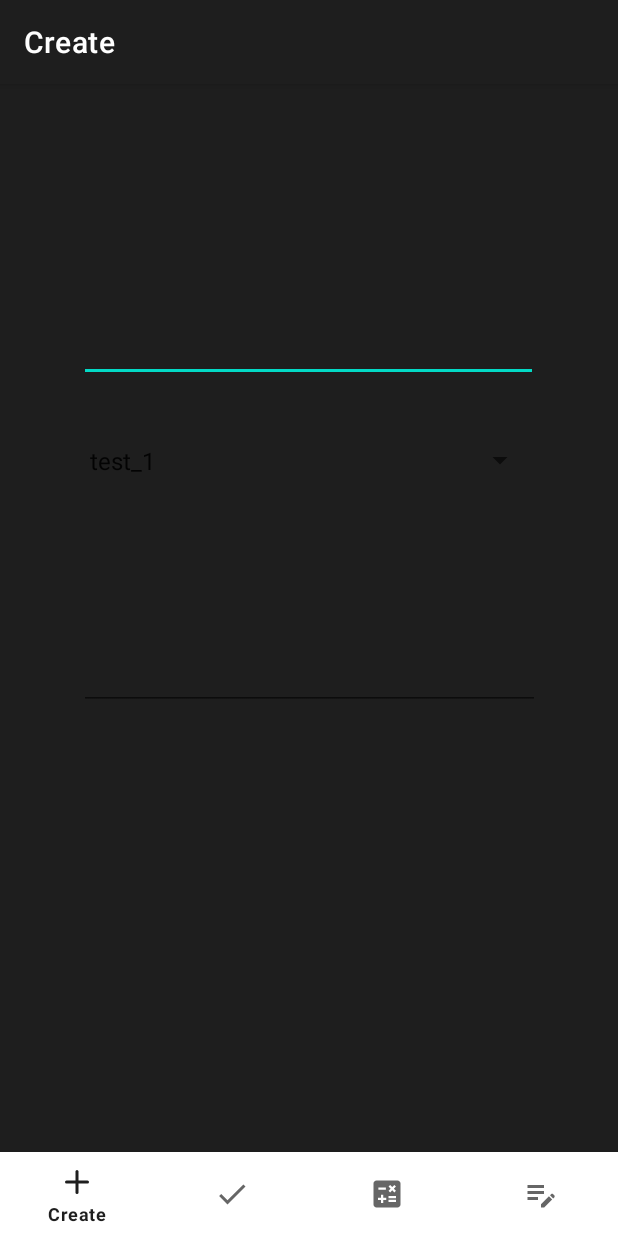
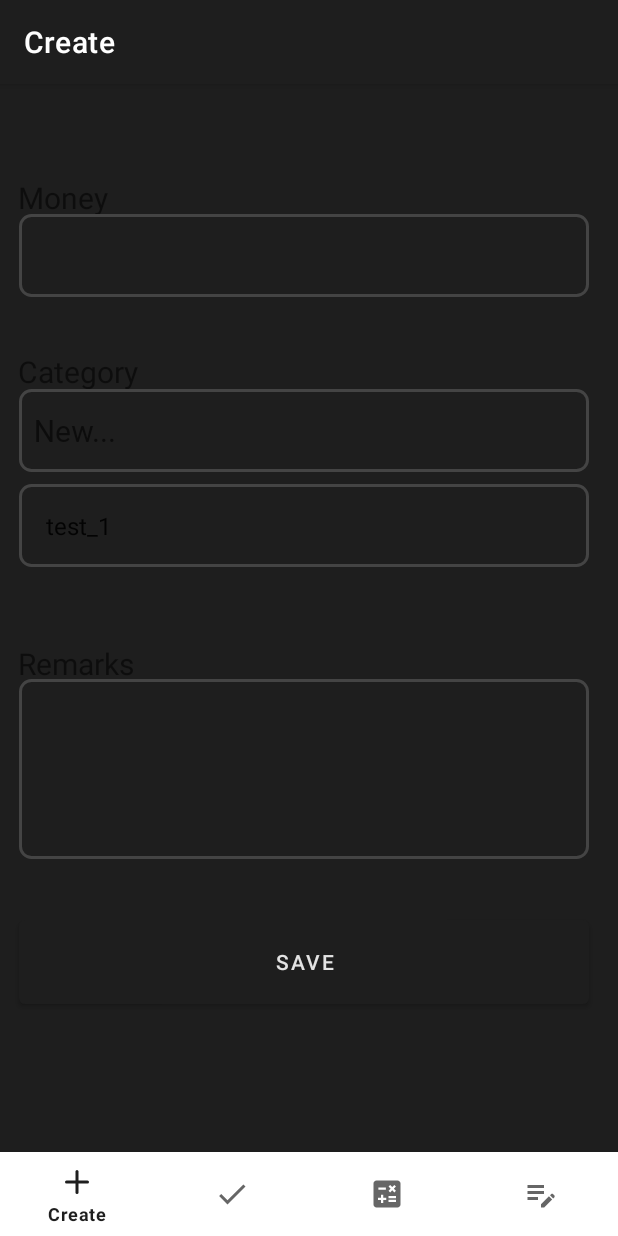
Before and after one commit to tokio-mori/keeBudget, an Android app: the screen it shows after launch (MainActivity), on a phone screen of 412 x 824 dp. Run offline under Robolectric (Android 15) with nearby library versions, the phone set to English and light mode, and no system bars; our stand-ins replace navigation-ui.

Commit message:
create mock-up create

```diff
--- a/app/src/main/java/com/example/householdbudgetapp/ui/create/CreateFragment.java
+++ b/app/src/main/java/com/example/householdbudgetapp/ui/create/CreateFragment.java
@@ -5,6 +5,7 @@ import android.view.LayoutInflater;
 import android.view.View;
 import android.view.ViewGroup;
 import android.widget.ArrayAdapter;
+import android.widget.Button;
 import android.widget.EditText;
 import android.widget.Spinner;
 import android.widget.TextView;
@@ -18,8 +19,10 @@ import com.example.householdbudgetapp.databinding.FragmentCreateBinding;
 
 public class CreateFragment extends Fragment {
 
+    private EditText moeny;
+    private EditText newCategory;
     private Spinner spinner;
-    private EditText editText;
+    private Button button;
 
     @Override
     public View onCreateView(@NonNull LayoutInflater inflater,
@@ -27,8 +30,11 @@ public class CreateFragment extends Fragment {
 
         View view = inflater.inflate(R.layout.fragment_create, container, false);
 
-        editText = view.findViewById(R.id.create_money);
+        moeny = view.findViewById(R.id.create_money);
+        newCategory = view.findViewById(R.id.create_new_category);
         spinner = view.findViewById(R.id.create_category);
+        button = view.findViewById(R.id.create_button);
+
 
         setupSpinner();
 
@@ -48,6 +54,17 @@ public class CreateFragment extends Fragment {
         spinner.setAdapter(adapter);
     }
 
+    private void submitButton() {
+        button.setOnClickListener(new View.OnClickListener() {
+            @Override
+            public void onClick(View view) {
+                String selectedCategory = spinner.getSelectedItem().toString();
+
+                String amount = moeny.getText().toString();
+            }
+        });
+    }
+
 
 
 }
--- /dev/null
+++ b/app/src/main/res/drawable/edit_text.xml
@@ -0,0 +1,9 @@
+<!-- res/drawable/custom_edittext_border.xml -->
+<shape xmlns:android="http://schemas.android.com/apk/res/android">
+    <solid android:color="@android:color/transparent" />
+    <stroke
+        android:width="2dp"
+        android:color="#444444" /> <!-- ボーダーの色と太さ -->
+    <corners android:radius="7dp" /> <!-- 角を丸めたい場合 -->
+    <padding android:left="10dp" android:right="10dp" />
+</shape>
--- a/app/src/main/res/layout/fragment_create.xml
+++ b/app/src/main/res/layout/fragment_create.xml
@@ -6,41 +6,119 @@
     android:layout_height="match_parent"
     tools:context=".ui.create.CreateFragment">
 
+    <TextView
+        android:id="@+id/create_text_money"
+        android:layout_width="82dp"
+        android:layout_height="26dp"
+        android:text="Money"
+        android:textSize="20sp"
+        app:layout_constraintBottom_toBottomOf="parent"
+        app:layout_constraintEnd_toEndOf="parent"
+        app:layout_constraintHorizontal_bias="0.036"
+        app:layout_constraintStart_toStartOf="parent"
+        app:layout_constraintTop_toTopOf="parent"
+        app:layout_constraintVertical_bias="0.009" />
+
     <EditText
         android:id="@+id/create_money"
-        android:layout_width="306dp"
-        android:layout_height="68dp"
+        android:layout_width="380dp"
+        android:layout_height="55dp"
+        android:background="@drawable/edit_text"
         android:ems="10"
+        android:fontFamily="@font/murechoregular"
         android:gravity="end"
         android:inputType="number"
+        android:textSize="30sp"
         app:layout_constraintBottom_toBottomOf="parent"
         app:layout_constraintEnd_toEndOf="parent"
-        app:layout_constraintHorizontal_bias="0.495"
+        app:layout_constraintHorizontal_bias="0.387"
         app:layout_constraintStart_toStartOf="parent"
         app:layout_constraintTop_toTopOf="parent"
-        app:layout_constraintVertical_bias="0.116" />
+        app:layout_constraintVertical_bias="0.047" />
+
+    <TextView
+        android:id="@+id/create_text_category"
+        android:layout_width="82dp"
+        android:layout_height="26dp"
+        android:text="Category"
+        android:textSize="20sp"
+        app:layout_constraintBottom_toBottomOf="parent"
+        app:layout_constraintEnd_toEndOf="parent"
+        app:layout_constraintHorizontal_bias="0.036"
+        app:layout_constraintStart_toStartOf="parent"
+        app:layout_constraintTop_toTopOf="parent"
+        app:layout_constraintVertical_bias="0.178" />
+
+    <EditText
+        android:id="@+id/create_new_category"
+        android:layout_width="380dp"
+        android:layout_height="55dp"
+        android:background="@drawable/edit_text"
+        android:ems="10"
+        android:fontFamily="@font/mplus1p_regular"
+        android:inputType="textMultiLine"
+        android:textSize="20sp"
+        android:hint="New..."
+        app:layout_constraintBottom_toBottomOf="parent"
+        app:layout_constraintEnd_toEndOf="parent"
+        app:layout_constraintHorizontal_bias="0.387"
+        app:layout_constraintStart_toStartOf="parent"
+        app:layout_constraintTop_toTopOf="parent"
+        app:layout_constraintVertical_bias="0.224" />
 
     <Spinner
         android:id="@+id/create_category"
-        android:layout_width="305dp"
+        android:layout_width="380dp"
         android:layout_height="55dp"
+        android:background="@drawable/edit_text"
+        android:fontFamily="@font/mplus1p_regular"
+        android:textSize="20sp"
         app:layout_constraintBottom_toBottomOf="parent"
         app:layout_constraintEnd_toEndOf="parent"
-        app:layout_constraintHorizontal_bias="0.49"
+        app:layout_constraintHorizontal_bias="0.387"
         app:layout_constraintStart_toStartOf="parent"
         app:layout_constraintTop_toTopOf="parent"
-        app:layout_constraintVertical_bias="0.255" />
+        app:layout_constraintVertical_bias="0.321" />
 
     <EditText
-        android:id="@+id/editTextText"
-        android:layout_width="307dp"
-        android:layout_height="74dp"
+        android:id="@+id/create_note"
+        android:layout_width="380dp"
+        android:layout_height="120dp"
+        android:background="@drawable/edit_text"
         android:ems="10"
+        android:fontFamily="@font/mplus1p_regular"
         android:inputType="textMultiLine"
+        android:textSize="15sp"
         app:layout_constraintBottom_toBottomOf="parent"
         app:layout_constraintEnd_toEndOf="parent"
+        app:layout_constraintHorizontal_bias="0.387"
         app:layout_constraintStart_toStartOf="parent"
         app:layout_constraintTop_toTopOf="parent"
-        app:layout_constraintVertical_bias="0.45" />
+        app:layout_constraintVertical_bias="0.576" />
+
+    <TextView
+        android:id="@+id/create_text_note"
+        android:layout_width="82dp"
+        android:layout_height="26dp"
+        android:text="Remarks"
+        android:textSize="20sp"
+        app:layout_constraintBottom_toBottomOf="parent"
+        app:layout_constraintEnd_toEndOf="parent"
+        app:layout_constraintHorizontal_bias="0.036"
+        app:layout_constraintStart_toStartOf="parent"
+        app:layout_constraintTop_toTopOf="parent"
+        app:layout_constraintVertical_bias="0.462" />
+
+    <Button
+        android:id="@+id/create_button"
+        android:layout_width="380dp"
+        android:layout_height="68dp"
+        android:text="@string/button_save"
+        app:layout_constraintBottom_toBottomOf="parent"
+        app:layout_constraintEnd_toEndOf="parent"
+        app:layout_constraintHorizontal_bias="0.387"
+        app:layout_constraintStart_toStartOf="parent"
+        app:layout_constraintTop_toTopOf="parent"
+        app:layout_constraintVertical_bias="0.769" />
 
 </androidx.constraintlayout.widget.ConstraintLayout>
--- a/app/src/main/res/values/strings.xml
+++ b/app/src/main/res/values/strings.xml
@@ -4,4 +4,5 @@
     <string name="title_dashboard">Confirm</string>
     <string name="title_notifications">Calc</string>
     <string name="title_note">Note</string>
+    <string name="button_save">SAVE</string>
 </resources>
```
Also changed, not shown: 11 other files.
